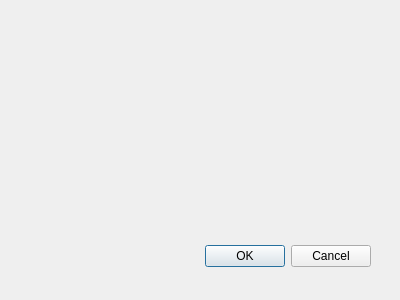
Old version of the form editor/assets/uis/new_project_dialog.ui in the repository threezinedine/robotics-programming-platform.
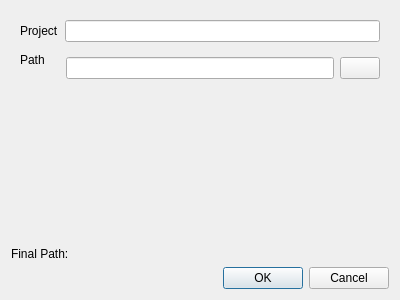
New version of the form.

Commit message: [feature] design new project window

Diff of the .ui file:
```diff
--- a/editor/assets/uis/new_project_dialog.ui
+++ b/editor/assets/uis/new_project_dialog.ui
@@ -13,22 +13,96 @@
   <property name="windowTitle">
    <string>New Project</string>
   </property>
-  <widget class="QDialogButtonBox" name="buttonBox">
-   <property name="geometry">
-    <rect>
-     <x>30</x>
-     <y>240</y>
-     <width>341</width>
-     <height>32</height>
-    </rect>
-   </property>
-   <property name="orientation">
-    <enum>Qt::Horizontal</enum>
-   </property>
-   <property name="standardButtons">
-    <set>QDialogButtonBox::Cancel|QDialogButtonBox::Ok</set>
-   </property>
-  </widget>
+  <layout class="QVBoxLayout" name="verticalLayout">
+   <item>
+    <widget class="QWidget" name="widget" native="true">
+     <property name="sizePolicy">
+      <sizepolicy hsizetype="Preferred" vsizetype="Maximum">
+       <horstretch>0</horstretch>
+       <verstretch>0</verstretch>
+      </sizepolicy>
+     </property>
+     <layout class="QFormLayout" name="formLayout">
+      <item row="0" column="0">
+       <widget class="QLabel" name="label">
+        <property name="text">
+         <string>Project</string>
+        </property>
+       </widget>
+      </item>
+      <item row="0" column="1">
+       <widget class="QLineEdit" name="projectNameInput"/>
+      </item>
+      <item row="1" column="0">
+       <widget class="QLabel" name="label_2">
+        <property name="text">
+         <string>Path</string>
+        </property>
+       </widget>
+      </item>
+      <item row="1" column="1">
+       <widget class="QWidget" name="widget_2" native="true">
+        <layout class="QHBoxLayout" name="horizontalLayout">
+         <property name="leftMargin">
+          <number>1</number>
+         </property>
+         <property name="topMargin">
+          <number>9</number>
+         </property>
+         <property name="rightMargin">
+          <number>0</number>
+         </property>
+         <item>
+          <widget class="QLineEdit" name="lineEdit">
+           <property name="readOnly">
+            <bool>true</bool>
+           </property>
+          </widget>
+         </item>
+         <item>
+          <widget class="QPushButton" name="browseButton">
+           <property name="text">
+            <string/>
+           </property>
+          </widget>
+         </item>
+        </layout>
+       </widget>
+      </item>
+     </layout>
+    </widget>
+   </item>
+   <item>
+    <spacer name="verticalSpacer">
+     <property name="orientation">
+      <enum>Qt::Vertical</enum>
+     </property>
+     <property name="sizeHint" stdset="0">
+      <size>
+       <width>20</width>
+       <height>40</height>
+      </size>
+     </property>
+    </spacer>
+   </item>
+   <item>
+    <widget class="QLabel" name="finalProjectName">
+     <property name="text">
+      <string>Final Path:</string>
+     </property>
+    </widget>
+   </item>
+   <item>
+    <widget class="QDialogButtonBox" name="buttonBox">
+     <property name="orientation">
+      <enum>Qt::Horizontal</enum>
+     </property>
+     <property name="standardButtons">
+      <set>QDialogButtonBox::Cancel|QDialogButtonBox::Ok</set>
+     </property>
+    </widget>
+   </item>
+  </layout>
  </widget>
  <resources/>
  <connections>
```
